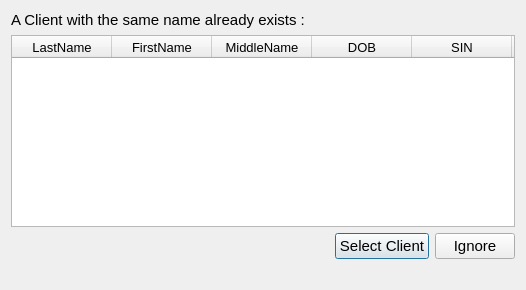
First picture: the form in ArcApp/duplicateclients.ui, repository Arc-Project/Arc, before the edit.
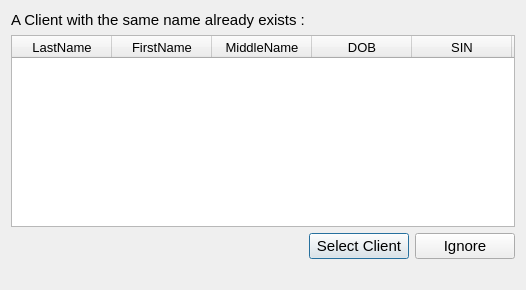
Second picture: the form after the edit.

Commit message: change nane of button

The edit to the form file:
```diff
--- a/ArcApp/duplicateclients.ui
+++ b/ArcApp/duplicateclients.ui
@@ -158,6 +158,12 @@
      </item>
      <item>
       <widget class="QPushButton" name="pushButton_cl_warning_Select">
+       <property name="minimumSize">
+        <size>
+         <width>100</width>
+         <height>0</height>
+        </size>
+       </property>
        <property name="font">
         <font>
          <pointsize>11</pointsize>
@@ -170,6 +176,12 @@
      </item>
      <item>
       <widget class="QPushButton" name="pushButton_cl_warning_ignore">
+       <property name="minimumSize">
+        <size>
+         <width>100</width>
+         <height>0</height>
+        </size>
+       </property>
        <property name="font">
         <font>
          <pointsize>11</pointsize>
```
The commit also changes 1 other file.
